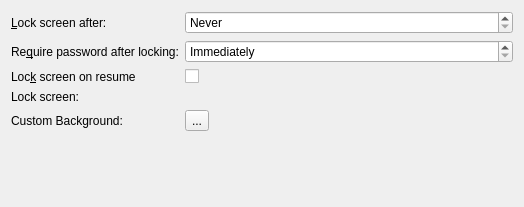
First picture: the form in kcm/kcm.ui, repository KDE/kscreenlocker, before the edit.
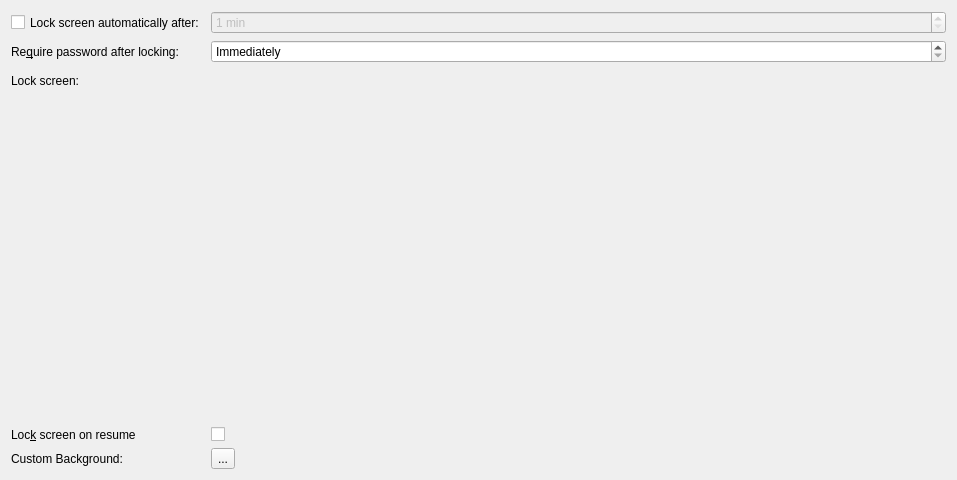
Second picture: the form after the edit. Custom widgets are drawn as their Qt base class.

Commit message:
Add separate checkbox for automatically lock screen
This improves usability over setting the timeout to 0.
Defaults behaviour is unchanged

Patch:
```diff
--- a/kcm/kcm.ui
+++ b/kcm/kcm.ui
@@ -6,8 +6,8 @@
    <rect>
     <x>0</x>
     <y>0</y>
-    <width>524</width>
-    <height>207</height>
+    <width>957</width>
+    <height>480</height>
    </rect>
   </property>
   <property name="sizePolicy">
@@ -18,28 +18,15 @@
   </property>
   <layout class="QFormLayout" name="formLayout">
    <item row="0" column="0">
-    <widget class="QLabel" name="label">
-     <property name="text">
-      <string>&amp;Lock screen after:</string>
-     </property>
-     <property name="buddy">
-      <cstring>kcfg_Timeout</cstring>
-     </property>
-    </widget>
-   </item>
-   <item row="0" column="1">
-    <widget class="QSpinBox" name="kcfg_Timeout">
+    <widget class="QCheckBox" name="kcfg_Autolock">
      <property name="sizePolicy">
-      <sizepolicy hsizetype="MinimumExpanding" vsizetype="Fixed">
+      <sizepolicy hsizetype="Minimum" vsizetype="MinimumExpanding">
        <horstretch>0</horstretch>
        <verstretch>0</verstretch>
       </sizepolicy>
      </property>
-     <property name="specialValueText">
-      <string>Never</string>
-     </property>
-     <property name="suffix">
-      <string> min</string>
+     <property name="text">
+      <string>Lock screen automatically after:</string>
      </property>
     </widget>
    </item>
@@ -75,64 +62,79 @@
      </property>
     </widget>
    </item>
+   <item row="3" column="0">
+    <widget class="QLabel" name="label_7">
+     <property name="toolTip">
+      <string>The global keyboard shortcut to lock the screen.</string>
+     </property>
+     <property name="text">
+      <string>Lock screen:</string>
+     </property>
+    </widget>
+   </item>
+   <item row="3" column="1">
+    <widget class="KKeySequenceWidget" name="lockscreenShortcut">
+     <property name="toolTip">
+      <string>The global keyboard shortcut to lock the screen.</string>
+     </property>
+    </widget>
+   </item>
+   <item row="5" column="0">
+    <widget class="QLabel" name="label_5">
+     <property name="toolTip">
+      <string>Lock screen when waking up from suspension</string>
+     </property>
+     <property name="text">
+      <string>Loc&amp;k screen on resume</string>
+     </property>
+     <property name="buddy">
+      <cstring>kcfg_LockOnResume</cstring>
+     </property>
+    </widget>
+   </item>
+   <item row="5" column="1">
+    <widget class="QCheckBox" name="kcfg_LockOnResume">
+     <property name="toolTip">
+      <string>Lock screen when waking up from suspension</string>
+     </property>
+     <property name="text">
+      <string/>
+     </property>
+    </widget>
+   </item>
    <item row="6" column="0">
-    <widget class="QLabel" name="label_3">
-     <property name="text">
-      <string/>
-     </property>
-    </widget>
-   </item>
-   <item row="4" column="0">
     <widget class="QLabel" name="label_4">
      <property name="text">
       <string>Custom Background:</string>
      </property>
     </widget>
    </item>
-   <item row="4" column="1">
+   <item row="6" column="1">
     <widget class="SelectImageButton" name="kcfg_ThemeBackground">
      <property name="text">
       <string>...</string>
      </property>
     </widget>
    </item>
-   <item row="2" column="1">
-    <widget class="QCheckBox" name="kcfg_LockOnResume">
-     <property name="toolTip">
-      <string>Lock screen when waking up from suspension</string>
+   <item row="0" column="1">
+    <widget class="QSpinBox" name="kcfg_Timeout">
+     <property name="enabled">
+      <bool>false</bool>
      </property>
-     <property name="text">
-      <string/>
+     <property name="sizePolicy">
+      <sizepolicy hsizetype="MinimumExpanding" vsizetype="Fixed">
+       <horstretch>0</horstretch>
+       <verstretch>0</verstretch>
+      </sizepolicy>
      </property>
-    </widget>
-   </item>
-   <item row="2" column="0">
-    <widget class="QLabel" name="label_5">
-     <property name="toolTip">
-      <string>Lock screen when waking up from suspension</string>
+     <property name="specialValueText">
+      <string notr="true"/>
      </property>
-     <property name="text">
-      <string>Loc&amp;k screen on resume</string>
+     <property name="suffix">
+      <string> min</string>
      </property>
-     <property name="buddy">
-      <cstring>kcfg_LockOnResume</cstring>
-     </property>
-    </widget>
-   </item>
-   <item row="3" column="0">
-    <widget class="QLabel" name="label_6">
-     <property name="toolTip">
-      <string>The global keyboard shortcut to lock the screen.</string>
-     </property>
-     <property name="text">
-      <string>Lock screen:</string>
-     </property>
-    </widget>
-   </item>
-   <item row="3" column="1">
-    <widget class="KKeySequenceWidget" name="lockscreenShortcut">
-     <property name="toolTip">
-      <string>The global keyboard shortcut to lock the screen.</string>
+     <property name="minimum">
+      <number>1</number>
      </property>
     </widget>
    </item>
```
Left out of the diff: 25 changed lines with no effect on the pictures. The commit also changes 2 other files.
